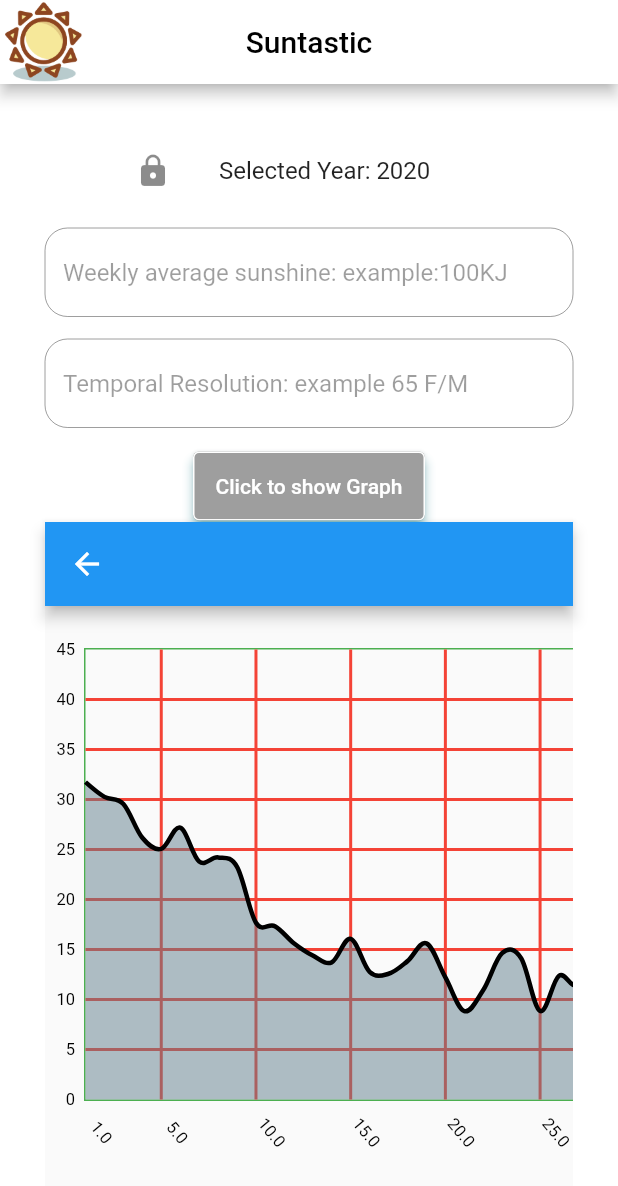
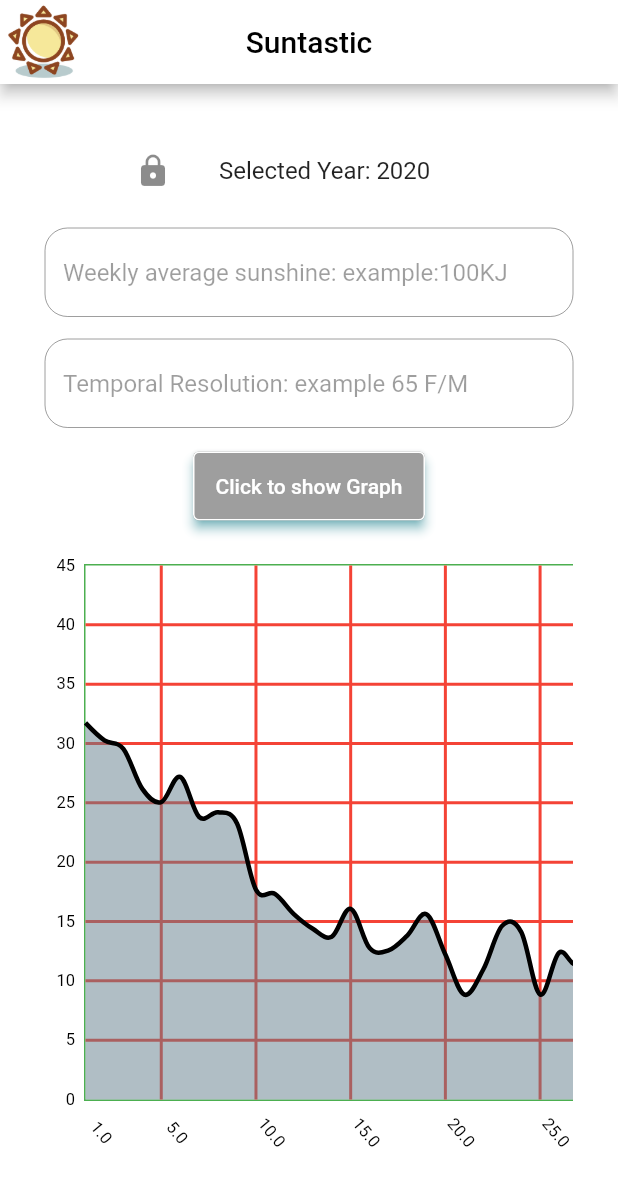
Before and after one commit to MohamedSalama0/Suntastic, a Flutter app: the screen it shows after launch, after a tap on "START", on a phone screen of 412 x 824 dp. Shown: the top 1186 px of the screen. Run offline on Flutter 3.47's test engine with Material 2 defaults, Android fonts, the phone set to English and light mode, and no system bars; drawn by our look-alikes of fl_chart; our stand-ins replace animated_splash_screen, page_transition.

Commit message:
App Not Finished

```diff
--- a/lib/View/home_screen.dart
+++ b/lib/View/home_screen.dart
@@ -21,7 +21,10 @@ class _HomeScreenState extends State<HomeScreen> {
           'Suntastic',
           style: TextStyle(color: Colors.black),
         ),
-        leading: Image.asset('images/19343422541551682371-128.png'),
+        leading: Image.asset(
+          'images/19343422541551682371-128.png',
+          scale: 2.5 ,
+        ),
       ),
       body: Padding(
         padding: const EdgeInsets.all(30.0),
@@ -37,9 +40,9 @@ class _HomeScreenState extends State<HomeScreen> {
             const SizedBox(
               height: 10.0,
             ),
-             TextField(
-               enabled: false,
-               keyboardType: TextInputType.number,
+            TextField(
+              enabled: false,
+              keyboardType: TextInputType.number,
               decoration: InputDecoration(
                 border: OutlineInputBorder(
                   borderRadius: BorderRadius.circular(15.0),
@@ -52,8 +55,8 @@ class _HomeScreenState extends State<HomeScreen> {
             const SizedBox(
               height: 15.0,
             ),
-             TextField(
-               enabled: false,
+            TextField(
+              enabled: false,
               keyboardType: TextInputType.number,
               decoration: InputDecoration(
                 border: OutlineInputBorder(
@@ -71,9 +74,7 @@ class _HomeScreenState extends State<HomeScreen> {
             ///Click Button
             ElevatedButton(
               clipBehavior: Clip.antiAliasWithSaveLayer,
-              onPressed: ()
-              {
-              },
+              onPressed: () {},
               child: const Text('Click to show Graph'),
               style: ElevatedButton.styleFrom(
                 side: const BorderSide(
--- a/lib/main.dart
+++ b/lib/main.dart
@@ -23,7 +23,7 @@ class MyApp extends StatelessWidget {
         splashIconSize: double.infinity,
         splashTransition: SplashTransition.decoratedBoxTransition,
         pageTransitionType: PageTransitionType.bottomToTop,
-        nextScreen: LoginScreen(),
+        nextScreen: const LoginScreen(),
       ),
     );
   }
--- a/lib/screens/graph.dart
+++ b/lib/screens/graph.dart
@@ -22,11 +22,12 @@ class _GraphScreenState extends State<GraphScreen> {
       return TemperatureModel(day: element.key, temp: element.value);
     }).toList();
     int startIndex = 0;
-    for (; startIndex < list.length - 7; startIndex += 7)
+    for (; startIndex < list.length - 7; startIndex += 7) {
       avg.add(list.first.getAverage(list
           .getRange(startIndex, startIndex + 7)
           .map((e) => e.temp)
           .toList()));
+    }
     print(avg.length);
     super.initState();
   }
@@ -34,9 +35,7 @@ class _GraphScreenState extends State<GraphScreen> {
   @override
   Widget build(BuildContext context) {
     print(maxYVal);
-    return Scaffold(
-      appBar: AppBar(),
-      body: Center(
+    return Center(
       child: Container(
         child: SingleChildScrollView(
           scrollDirection: Axis.horizontal,
@@ -51,7 +50,6 @@ class _GraphScreenState extends State<GraphScreen> {
                 gridData: _buildGridData(),
                 borderData: _buildBorders(),
                 titlesData: _buildTitles(),
-                ),
               ),
             ),
           ),
```
Lines whose indentation alone changed are shown as unchanged.
